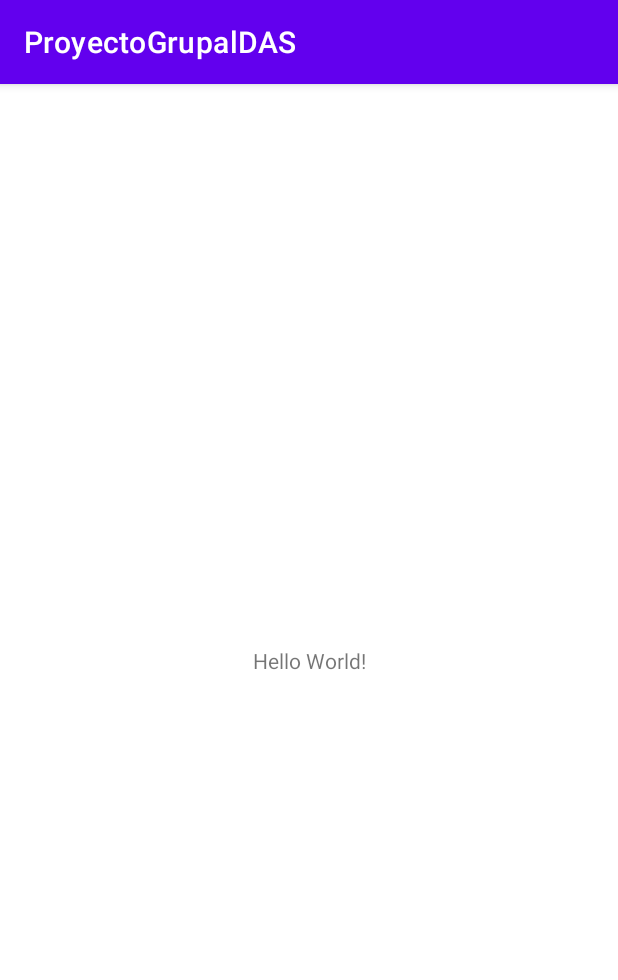
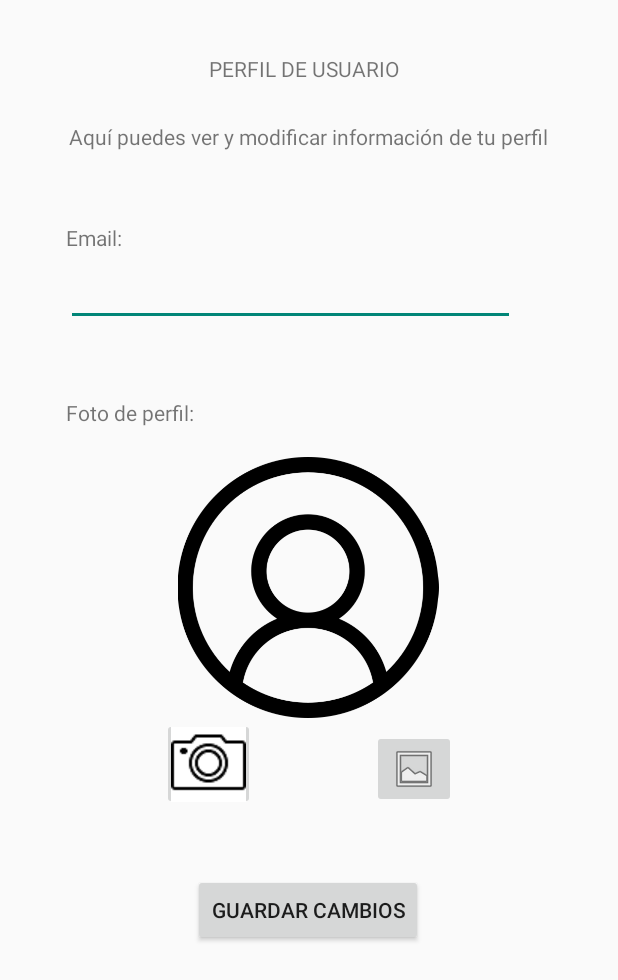
Before and after one commit to jonander115/ProyectoGrupalDAS, an Android app: the screen it shows after launch (MainActivity before the commit, PerfilUsuario after it), on a phone screen of 412 x 824 dp. Shown: the top 980 px of the screen. Run offline under Robolectric (Android 15) with nearby library versions, the phone set to English and light mode, and no system bars; our stand-ins replace Volley; libraries missing offline, so code that uses them is left out: org.json.simple; network calls fail.

Commit message:
Commit perfil usuario

```diff
--- a/app/build.gradle
+++ b/app/build.gradle
@@ -29,10 +29,12 @@ android {
 }
 
 dependencies {
-
+    implementation ('com.googlecode.json-simple:json-simple:1.1.1')
+            { exclude group: 'junit', module: 'junit'}
     implementation 'androidx.appcompat:appcompat:1.6.1'
     implementation 'com.google.android.material:material:1.8.0'
     implementation 'androidx.constraintlayout:constraintlayout:2.1.4'
+    implementation 'com.android.volley:volley:1.2.1'
     testImplementation 'junit:junit:4.13.2'
     androidTestImplementation 'androidx.test.ext:junit:1.1.5'
     androidTestImplementation 'androidx.test.espresso:espresso-core:3.5.1'
--- a/app/src/main/java/com/example/proyectogrupaldas/MainActivity.java
+++ b/app/src/main/java/com/example/proyectogrupaldas/MainActivity.java
@@ -2,6 +2,7 @@ package com.example.proyectogrupaldas;
 
 import androidx.appcompat.app.AppCompatActivity;
 
+import android.content.Intent;
 import android.os.Bundle;
 
 public class MainActivity extends AppCompatActivity {
@@ -10,5 +11,11 @@ public class MainActivity extends AppCompatActivity {
     protected void onCreate(Bundle savedInstanceState) {
         super.onCreate(savedInstanceState);
         setContentView(R.layout.activity_main);
+
+
+        //BORRAR
+        Intent i = new Intent (this, PerfilUsuario.class);
+        i.putExtra("usuario","joni");
+        startActivity(i);
     }
 }
--- /dev/null
+++ b/app/src/main/res/layout-land/activity_perfil_usuario.xml
@@ -0,0 +1,113 @@
+<?xml version="1.0" encoding="utf-8"?>
+<androidx.constraintlayout.widget.ConstraintLayout xmlns:android="http://schemas.android.com/apk/res/android"
+    xmlns:app="http://schemas.android.com/apk/res-auto"
+    xmlns:tools="http://schemas.android.com/tools"
+    android:layout_width="match_parent"
+    android:layout_height="match_parent">
+
+    <ImageButton
+        android:id="@+id/bt_FotoGaleria"
+        android:layout_width="wrap_content"
+        android:layout_height="wrap_content"
+        android:layout_marginEnd="108dp"
+        android:onClick="onClick_FotoGaleria"
+        app:layout_constraintBottom_toBottomOf="parent"
+        app:layout_constraintEnd_toEndOf="parent"
+        app:layout_constraintHorizontal_bias="0.789"
+        app:layout_constraintStart_toEndOf="@+id/bt_FotoCamara"
+        app:layout_constraintTop_toBottomOf="@+id/fotoPerfil"
+        app:layout_constraintVertical_bias="0.058"
+        app:srcCompat="@android:drawable/ic_menu_gallery" />
+
+    <ImageButton
+        android:id="@+id/bt_FotoCamara"
+        android:layout_width="62dp"
+        android:layout_height="61dp"
+        android:layout_marginStart="132dp"
+        android:layout_marginTop="4dp"
+        android:onClick="onClick_FotoCamara"
+        app:layout_constraintBottom_toBottomOf="parent"
+        app:layout_constraintStart_toEndOf="@+id/bt_GuardarCambios"
+        app:layout_constraintTop_toBottomOf="@+id/fotoPerfil"
+        app:layout_constraintVertical_bias="0.0"
+        app:srcCompat="@drawable/iconocamara" />
+
+    <Button
+        android:id="@+id/bt_GuardarCambios"
+        android:layout_width="wrap_content"
+        android:layout_height="wrap_content"
+        android:layout_marginTop="60dp"
+        android:onClick="onClick_GuardarCambios"
+        android:text="Guardar cambios"
+        app:layout_constraintBottom_toBottomOf="parent"
+        app:layout_constraintEnd_toEndOf="parent"
+        app:layout_constraintHorizontal_bias="0.177"
+        app:layout_constraintStart_toStartOf="parent"
+        app:layout_constraintTop_toBottomOf="@+id/et_EmailPerfil"
+        app:layout_constraintVertical_bias="0.0" />
+
+    <ImageView
+        android:id="@+id/fotoPerfil"
+        android:layout_width="192dp"
+        android:layout_height="174dp"
+        android:layout_marginTop="4dp"
+        android:layout_marginEnd="128dp"
+        app:layout_constraintEnd_toEndOf="parent"
+        app:layout_constraintHorizontal_bias="1.0"
+        app:layout_constraintStart_toEndOf="@+id/et_EmailPerfil"
+        app:layout_constraintTop_toBottomOf="@+id/tv_FotoPerfil"
+        app:srcCompat="@drawable/imagenusuario" />
+
+    <TextView
+        android:id="@+id/tv_FotoPerfil"
+        android:layout_width="wrap_content"
+        android:layout_height="wrap_content"
+        android:layout_marginTop="20dp"
+        android:layout_marginEnd="232dp"
+        android:text="Foto de perfil:"
+        app:layout_constraintEnd_toEndOf="parent"
+        app:layout_constraintTop_toBottomOf="@+id/tv_InfoPerfil" />
+
+    <EditText
+        android:id="@+id/et_EmailPerfil"
+        android:layout_width="299dp"
+        android:layout_height="41dp"
+        android:layout_marginStart="36dp"
+        android:layout_marginTop="8dp"
+        android:ems="10"
+        android:inputType="textPersonName"
+        app:layout_constraintStart_toStartOf="parent"
+        app:layout_constraintTop_toBottomOf="@+id/tv_EmailPerfil" />
+
+    <TextView
+        android:id="@+id/tv_EmailPerfil"
+        android:layout_width="wrap_content"
+        android:layout_height="wrap_content"
+        android:layout_marginStart="36dp"
+        android:layout_marginTop="76dp"
+        android:text="Email:"
+        app:layout_constraintStart_toStartOf="parent"
+        app:layout_constraintTop_toBottomOf="@+id/tv_InfoPerfil" />
+
+    <TextView
+        android:id="@+id/tv_InfoPerfil"
+        android:layout_width="wrap_content"
+        android:layout_height="wrap_content"
+        android:layout_marginTop="4dp"
+        android:text="Aquí puedes ver y modificar información de tu perfil"
+        app:layout_constraintEnd_toEndOf="parent"
+        app:layout_constraintHorizontal_bias="0.498"
+        app:layout_constraintStart_toStartOf="parent"
+        app:layout_constraintTop_toBottomOf="@+id/tv_PerfilUsuario" />
+
+    <TextView
+        android:id="@+id/tv_PerfilUsuario"
+        android:layout_width="130dp"
+        android:layout_height="18dp"
+        android:layout_marginTop="16dp"
+        android:text="PERFIL DE USUARIO"
+        app:layout_constraintEnd_toEndOf="parent"
+        app:layout_constraintHorizontal_bias="0.499"
+        app:layout_constraintStart_toStartOf="parent"
+        app:layout_constraintTop_toTopOf="parent" />
+</androidx.constraintlayout.widget.ConstraintLayout>
--- /dev/null
+++ b/app/src/main/res/layout/activity_perfil_usuario.xml
@@ -0,0 +1,109 @@
+<?xml version="1.0" encoding="utf-8"?>
+<androidx.constraintlayout.widget.ConstraintLayout xmlns:android="http://schemas.android.com/apk/res/android"
+    xmlns:app="http://schemas.android.com/apk/res-auto"
+    xmlns:tools="http://schemas.android.com/tools"
+    android:layout_width="match_parent"
+    android:layout_height="match_parent"
+    tools:context=".PerfilUsuario">
+
+    <TextView
+        android:id="@+id/tv_PerfilUsuario"
+        android:layout_width="132dp"
+        android:layout_height="25dp"
+        android:layout_marginTop="36dp"
+        android:text="PERFIL DE USUARIO"
+        app:layout_constraintEnd_toEndOf="parent"
+        app:layout_constraintHorizontal_bias="0.498"
+        app:layout_constraintStart_toStartOf="parent"
+        app:layout_constraintTop_toTopOf="parent" />
+
+    <TextView
+        android:id="@+id/tv_EmailPerfil"
+        android:layout_width="wrap_content"
+        android:layout_height="wrap_content"
+        android:layout_marginTop="48dp"
+        android:text="Email:"
+        app:layout_constraintEnd_toEndOf="parent"
+        app:layout_constraintHorizontal_bias="0.117"
+        app:layout_constraintStart_toStartOf="parent"
+        app:layout_constraintTop_toBottomOf="@+id/tv_InfoPerfil" />
+
+    <TextView
+        android:id="@+id/tv_FotoPerfil"
+        android:layout_width="wrap_content"
+        android:layout_height="wrap_content"
+        android:layout_marginTop="48dp"
+        android:text="Foto de perfil:"
+        app:layout_constraintEnd_toEndOf="parent"
+        app:layout_constraintHorizontal_bias="0.135"
+        app:layout_constraintStart_toStartOf="parent"
+        app:layout_constraintTop_toBottomOf="@+id/et_EmailPerfil" />
+
+    <EditText
+        android:id="@+id/et_EmailPerfil"
+        android:layout_width="299dp"
+        android:layout_height="41dp"
+        android:layout_marginTop="8dp"
+        android:ems="10"
+        android:inputType="textPersonName"
+        app:layout_constraintEnd_toEndOf="parent"
+        app:layout_constraintHorizontal_bias="0.392"
+        app:layout_constraintStart_toStartOf="parent"
+        app:layout_constraintTop_toBottomOf="@+id/tv_EmailPerfil" />
+
+    <ImageView
+        android:id="@+id/fotoPerfil"
+        android:layout_width="192dp"
+        android:layout_height="174dp"
+        android:layout_marginTop="20dp"
+        app:layout_constraintEnd_toEndOf="parent"
+        app:layout_constraintHorizontal_bias="0.497"
+        app:layout_constraintStart_toStartOf="parent"
+        app:layout_constraintTop_toBottomOf="@+id/tv_FotoPerfil"
+        app:srcCompat="@drawable/imagenusuario" />
+
+    <Button
+        android:id="@+id/bt_GuardarCambios"
+        android:layout_width="wrap_content"
+        android:layout_height="wrap_content"
+        android:layout_marginTop="104dp"
+        android:onClick="onClick_GuardarCambios"
+        android:text="Guardar cambios"
+        app:layout_constraintEnd_toEndOf="parent"
+        app:layout_constraintHorizontal_bias="0.497"
+        app:layout_constraintStart_toStartOf="parent"
+        app:layout_constraintTop_toBottomOf="@+id/fotoPerfil" />
+
+    <TextView
+        android:id="@+id/tv_InfoPerfil"
+        android:layout_width="wrap_content"
+        android:layout_height="wrap_content"
+        android:layout_marginTop="20dp"
+        android:text="Aquí puedes ver y modificar información de tu perfil"
+        app:layout_constraintEnd_toEndOf="parent"
+        app:layout_constraintHorizontal_bias="0.494"
+        app:layout_constraintStart_toStartOf="parent"
+        app:layout_constraintTop_toBottomOf="@+id/tv_PerfilUsuario" />
+
+    <ImageButton
+        android:id="@+id/bt_FotoGaleria"
+        android:layout_width="wrap_content"
+        android:layout_height="wrap_content"
+        android:layout_marginTop="8dp"
+        android:layout_marginEnd="108dp"
+        android:onClick="onClick_FotoGaleria"
+        app:layout_constraintEnd_toEndOf="parent"
+        app:layout_constraintTop_toBottomOf="@+id/fotoPerfil"
+        app:srcCompat="@android:drawable/ic_menu_gallery" />
+
+    <ImageButton
+        android:id="@+id/bt_FotoCamara"
+        android:layout_width="62dp"
+        android:layout_height="61dp"
+        android:layout_marginStart="108dp"
+        android:onClick="onClick_FotoCamara"
+        app:layout_constraintStart_toStartOf="parent"
+        app:layout_constraintTop_toBottomOf="@+id/fotoPerfil"
+        app:srcCompat="@drawable/iconocamara" />
+
+</androidx.constraintlayout.widget.ConstraintLayout>
```
Also changed, not shown: app/src/main/AndroidManifest.xml (+25 -1 lines), app/src/main/java/com/example/proyectogrupaldas/PerfilUsuario.java (added, +456 -0 lines), app/src/main/res/xml/file_provider.xml (added, +9 -0 lines), app/src/main/res/drawable/iconocamara.png (added), app/src/main/res/drawable/imagenusuario.png (added).
